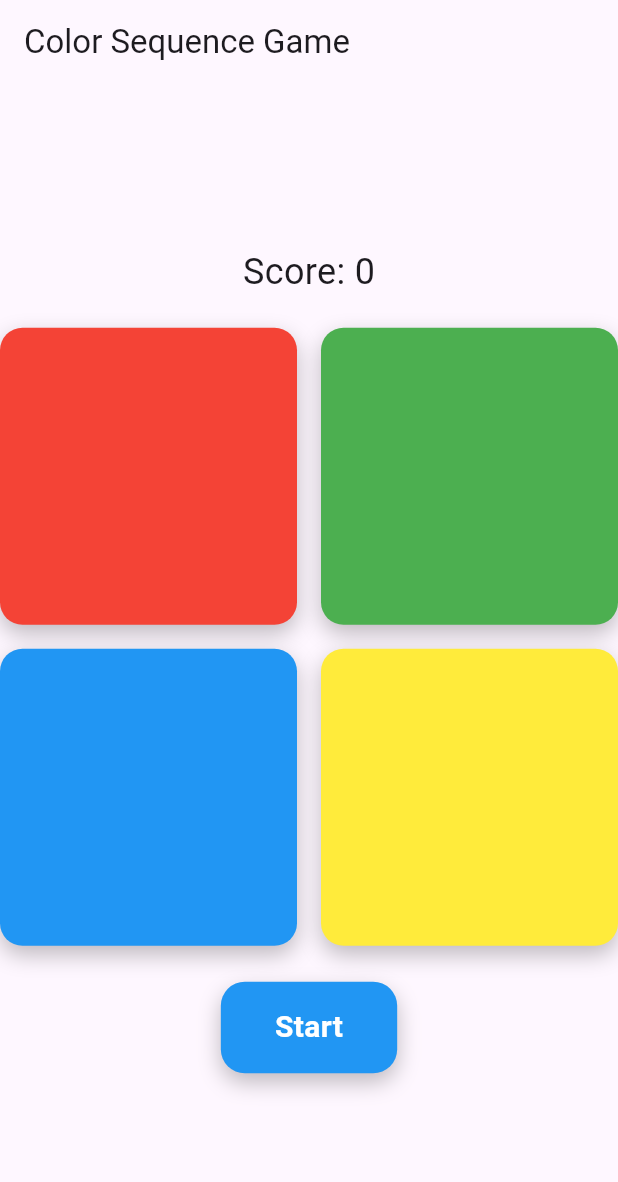
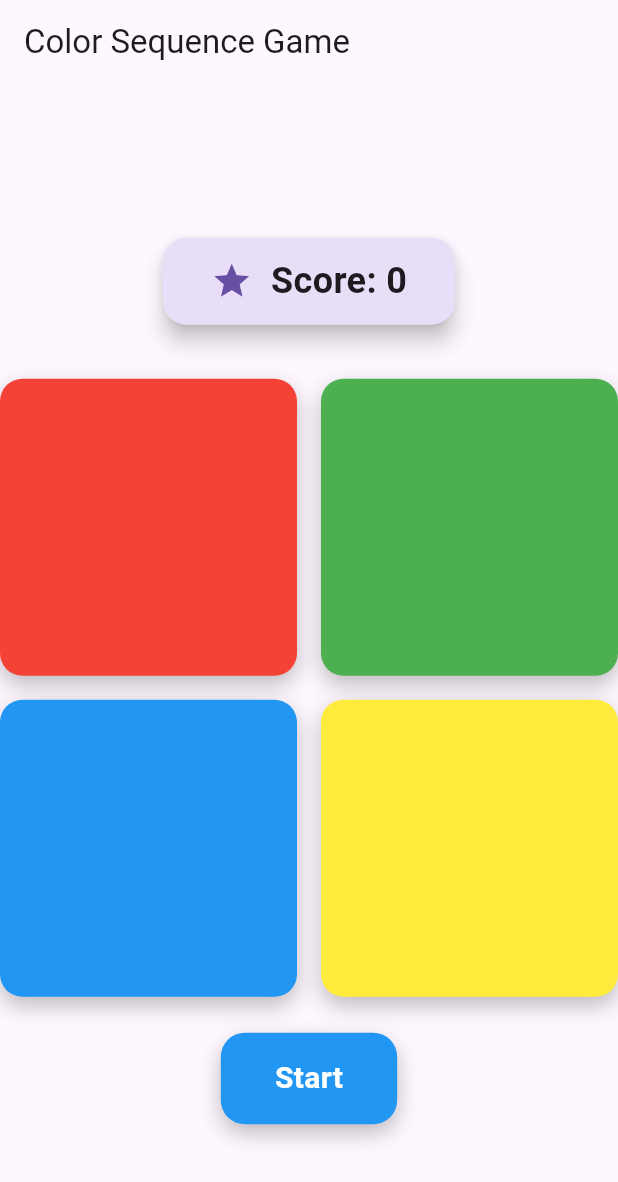
Before and after one commit to mussolene/tap_dash, a Flutter app: the screen it shows after launch, on a phone screen of 412 x 824 dp. Shown: the top 1182 px of the screen. Run offline on Flutter 3.47's test engine with Material 3 defaults, Android fonts, the light colour scheme and no system bars; our stand-ins replace confetti, flutter_spinkit, vibration; missing offline and left inert: flutter_sound.

Commit message:
feat: score card

```diff
--- a/lib/main.dart
+++ b/lib/main.dart
@@ -198,8 +198,35 @@ class _ColorSequenceGameState extends State<ColorSequenceGame> {
           Column(
             mainAxisAlignment: MainAxisAlignment.center,
             children: [
-              Text('${loc.score}: $score', style: TextStyle(fontSize: 24)),
-              SizedBox(height: 20),
+              const SizedBox(height: 24),
+              Card(
+                elevation: 6,
+                shape: RoundedRectangleBorder(
+                  borderRadius: BorderRadius.circular(16),
+                ),
+                color: Theme.of(context).colorScheme.secondaryContainer,
+                child: Padding(
+                  padding:
+                      const EdgeInsets.symmetric(vertical: 12, horizontal: 32),
+                  child: Row(
+                    mainAxisSize: MainAxisSize.min,
+                    children: [
+                      Icon(Icons.star,
+                          color: Theme.of(context).colorScheme.primary,
+                          size: 28),
+                      const SizedBox(width: 12),
+                      Text(
+                        '${loc.score}: $score',
+                        style: const TextStyle(
+                          fontSize: 24,
+                          fontWeight: FontWeight.bold,
+                        ),
+                      ),
+                    ],
+                  ),
+                ),
+              ),
+              const SizedBox(height: 32),
               GridView.builder(
                 shrinkWrap: true,
                 gridDelegate: SliverGridDelegateWithFixedCrossAxisCount(
```
Also changed, not shown: 1 other file.
